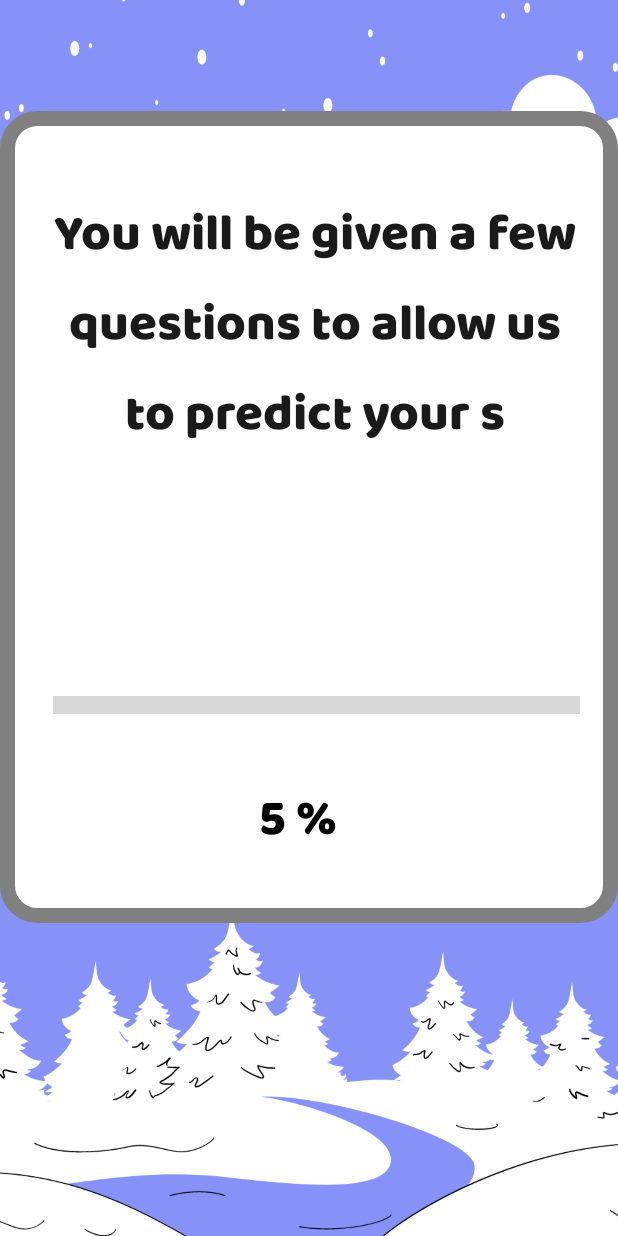
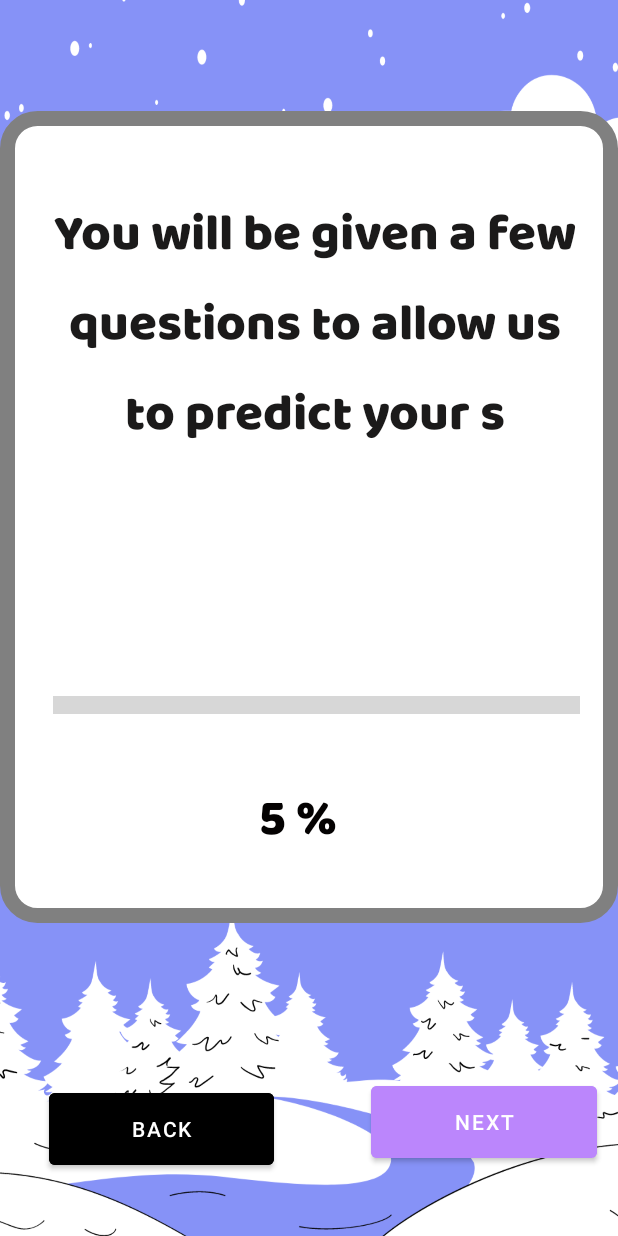
Before and after one commit to ZeroMortalZen/StressFree-App, an Android app: the MoodSurveyActivity screen opened directly, with no data from a screen before it, on a phone screen of 412 x 824 dp. Run offline under Robolectric (Android 15) with nearby library versions, the phone set to English and light mode, and no system bars.

Commit message:
v0.5.2
-Qol  : Added Next , Back Buttons
 able to switch between fragments

```diff
--- a/app/src/main/java/com/linx/stress_free_app/MoodSurveyActivity.java
+++ b/app/src/main/java/com/linx/stress_free_app/MoodSurveyActivity.java
@@ -7,8 +7,6 @@ import androidx.fragment.app.FragmentTransaction;
 
 import android.os.Bundle;
 import android.view.View;
-import android.view.Window;
-import android.view.WindowManager;
 import android.widget.Button;
 import android.widget.ProgressBar;
 import android.widget.TextView;
@@ -18,11 +16,13 @@ import com.linx.stress_free_app.AnimationController.Typewriter;
 
 public class MoodSurveyActivity extends AppCompatActivity {
 
-    Button firstFragmentBtn, secondFragmentBtn;
+    Button BackBtn, NextBtn;
     ProgressBar progressBar;
     TextView textView;
     long characterDelay = 40;
     boolean avoidTextOverflowAtEdge = true;
+    private int currentFragmentIndex = 0;
+    private Fragment[] fragments = {new PainFragment(), new BedTimeFragment()};
 
 
 
@@ -35,13 +35,8 @@ public class MoodSurveyActivity extends AppCompatActivity {
         Typewriter typewriterLoadingDialog = findViewById(R.id.typewriterLoadingDialog);
         final String Loading_Dialog =  getString(R.string.Loading_dialog);
 
-        firstFragmentBtn = findViewById(R.id.fragment1btn);
-        secondFragmentBtn = findViewById(R.id.fragment2btn);
-
-        firstFragmentBtn.setVisibility(View.GONE);
-        secondFragmentBtn.setVisibility(View.GONE);
-
-
+        BackBtn = findViewById(R.id.Backbtn);
+        NextBtn = findViewById(R.id.Nextbtn);
 
 
 
@@ -57,24 +52,31 @@ public class MoodSurveyActivity extends AppCompatActivity {
         progessAnimation();
 
 
-      firstFragmentBtn.setOnClickListener(new View.OnClickListener() {
+      BackBtn.setOnClickListener(new View.OnClickListener() {
           @Override
           public void onClick(View view) {
-              replaceFragment(new PainFragment());
-              firstFragmentBtn.setVisibility(View.GONE);
+              currentFragmentIndex--;
+              if (currentFragmentIndex < 0) {
+                  currentFragmentIndex = fragments.length - 1;
+              }
+              switchFragment(fragments[currentFragmentIndex]);
 
           }
       });
 
-      secondFragmentBtn.setOnClickListener(new View.OnClickListener() {
+      NextBtn.setOnClickListener(new View.OnClickListener() {
           @Override
           public void onClick(View view) {
-              replaceFragment(new BedTimeFragment());
+              currentFragmentIndex++;
+              if (currentFragmentIndex >= fragments.length) {
+                  currentFragmentIndex = 0;
+              }
+              switchFragment(fragments[currentFragmentIndex]);
           }
       });
     }
 
-    public void replaceFragment(Fragment fragment){
+    public void switchFragment(Fragment fragment){
 
         FragmentManager fragmentManager = getSupportFragmentManager();
         FragmentTransaction fragmentTransaction = fragmentManager.beginTransaction();
@@ -84,7 +86,7 @@ public class MoodSurveyActivity extends AppCompatActivity {
     }
 
     public void progessAnimation(){
-        ProgressBarAnimation anim = new ProgressBarAnimation(firstFragmentBtn,progressBar,textView,0f,100f);
+        ProgressBarAnimation anim = new ProgressBarAnimation(BackBtn,progressBar,textView,0f,100f);
         anim.setDuration(8000);
         progressBar.setAnimation(anim);
     }
--- a/app/src/main/java/com/linx/stress_free_app/PainFragment.java
+++ b/app/src/main/java/com/linx/stress_free_app/PainFragment.java
@@ -51,7 +51,7 @@ public class PainFragment extends Fragment {
             public void onClick(View view) {
                 String getPain= String.valueOf(stressHelperClass.getPain());
                 Toast.makeText(getActivity(),getPain,Toast.LENGTH_SHORT).show();
-                //replaceFragment(new BedTimeFragment())
+
 
 
 
@@ -69,4 +69,6 @@ public class PainFragment extends Fragment {
 
 
 
+
+
 }
--- a/app/src/main/res/layout/activity_mood_survey.xml
+++ b/app/src/main/res/layout/activity_mood_survey.xml
@@ -33,6 +33,12 @@
             android:textColor="#040202"
             android:textSize="34sp" />
 
+
+        <androidx.viewpager.widget.ViewPager
+            android:id="@+id/viewPager"
+            android:layout_width="match_parent"
+            android:layout_height="match_parent" />
+
         <ProgressBar
             android:id="@+id/progressBar"
             style="@style/Widget.AppCompat.ProgressBar.Horizontal"
@@ -57,31 +63,35 @@
             android:textColor="#1B1A1A"
             android:textSize="34sp"
             app:fontFamily="@font/baloo_paaji" />
+
     </RelativeLayout>
 
     <Button
-        android:id="@+id/fragment1btn"
+        android:id="@+id/Backbtn"
         android:layout_width="150dp"
         android:layout_height="60dp"
+        android:layout_alignParentStart="true"
+        android:layout_alignParentEnd="true"
         android:layout_alignParentBottom="true"
-        android:layout_centerHorizontal="true"
-        android:layout_marginStart="50dp"
-        android:layout_marginBottom="51dp"
+        android:layout_marginStart="247dp"
+        android:layout_marginEnd="14dp"
+        android:layout_marginBottom="46dp"
         android:backgroundTint="@color/purple_200"
-        android:text="Begin" />
+        android:text="Next" />
 
     <Button
-        android:id="@+id/fragment2btn"
+        android:id="@+id/Nextbtn"
         android:layout_width="150dp"
         android:layout_height="60dp"
         android:layout_alignParentEnd="true"
         android:layout_alignParentRight="true"
         android:layout_alignParentBottom="true"
-        android:layout_marginEnd="10dp"
-        android:layout_marginRight="10dp"
-        android:layout_marginBottom="660dp"
+        android:layout_centerHorizontal="true"
+        android:layout_marginEnd="229dp"
+        android:layout_marginRight="229dp"
+        android:layout_marginBottom="41dp"
         android:backgroundTint="@color/black"
-        android:text="fragment 2" />
+        android:text="Back" />
 
 
 </RelativeLayout>
--- a/app/src/main/res/layout/fragment_pain.xml
+++ b/app/src/main/res/layout/fragment_pain.xml
@@ -11,7 +11,7 @@
     <com.nitish.typewriterview.TypeWriterView
         android:id="@+id/typeWriterView2"
         android:layout_width="match_parent"
-        android:layout_height="567dp"
+        android:layout_height="447dp"
         android:layout_alignParentEnd="true"
         android:layout_alignParentBottom="true"
 
```
Also changed, not shown: app/src/main/java/com/linx/stress_free_app/BedTimeFragment.java (+23 -0 lines), app/src/main/java/com/linx/stress_free_app/StressSystem/PersonStressHelperClass.java (+6 -1 lines), app/src/main/res/layout/fragment_bed_time.xml (+42 -3 lines).
